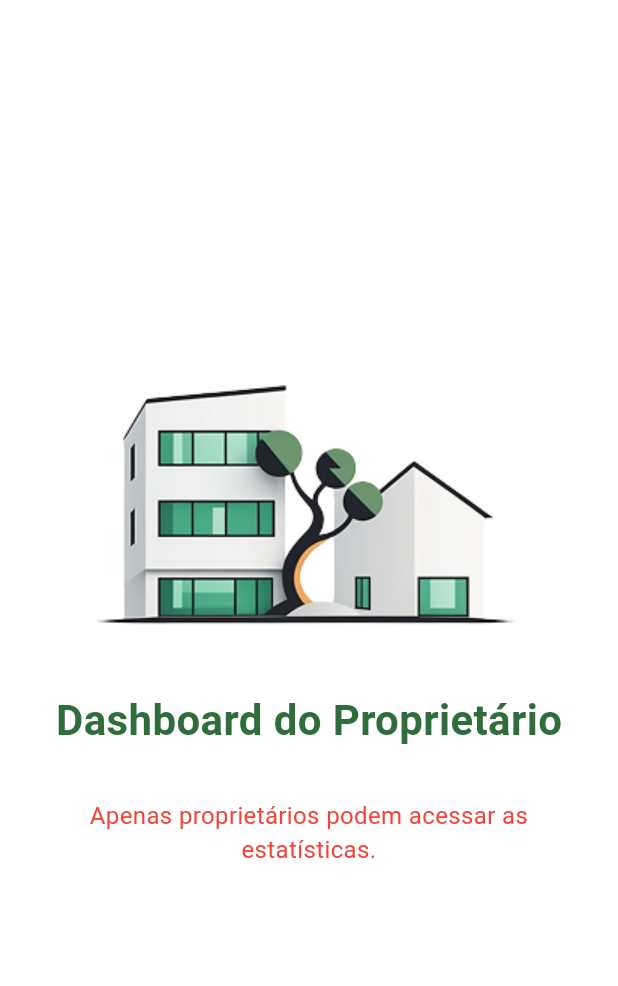
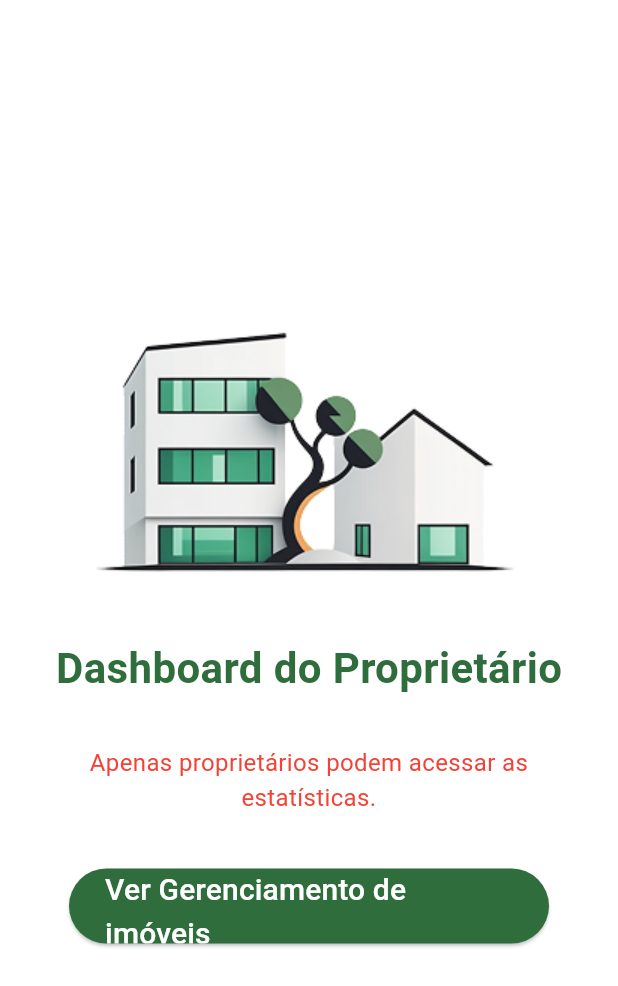
Before and after one commit to Swampertian/Moovin, a Flutter app: the OwnerDashboardScreen screen opened by its route, on a phone screen of 412 x 824 dp. Shown: the top 986 px of the screen. Run offline on Flutter 3.47's test engine with Material 3 defaults, Android fonts, the phone set to English and light mode, and no system bars; our stand-ins replace flutter_secure_storage, google_fonts, shared_preferences; accounts and stored records are empty; Roboto replaces fonts that are missing (Khula).

Commit message:
integrando com owner dashboard

```diff
--- a/Mobile/rental_app/lib/screens/owner_dashboard_screen.dart
+++ b/Mobile/rental_app/lib/screens/owner_dashboard_screen.dart
@@ -69,6 +69,18 @@ class _OwnerDashboardScreenState extends State<OwnerDashboardScreen> {
       });
     }
   }
+  Future<void> _launchManagementPage() async {
+    String? token = await _secureStorage.read(key: 'jwt_token');
+    final url = Uri.parse('http://localhost:8000/api/owners/management/');
+
+    if (await canLaunchUrl(url)) {
+      await launchUrl(url, mode: LaunchMode.externalApplication);
+    } else {
+      setState(() {
+        _errorMessage = 'Não foi possível abrir a página de gerenciamento.';
+      });
+    }
+  }
 
   @override
   Widget build(BuildContext context) {
@@ -127,6 +139,24 @@ class _OwnerDashboardScreenState extends State<OwnerDashboardScreen> {
                     ),
                   ),
                 const SizedBox(height: 20),
+                SizedBox(
+                    width: 320,
+                    height: 50,
+                    child: ElevatedButton(
+                      onPressed: _launchManagementPage,
+                      style: ElevatedButton.styleFrom(
+                        backgroundColor: const Color(0xFF2F6D3C),
+                        shape: RoundedRectangleBorder(
+                          borderRadius: BorderRadius.circular(30),
+                        ),
+                      ),
+                      child: const Text(
+                        'Ver Gerenciamento de imóveis',
+                        style: TextStyle(fontSize: 20, color: Colors.white),
+                      ),
+                    ),
+                  ),
+                const SizedBox(height: 20),
                 if (!_isLoading && _isOwner)
                   const Text(
                     'Clique acima para acessar as estatísticas financeiras.',
```
